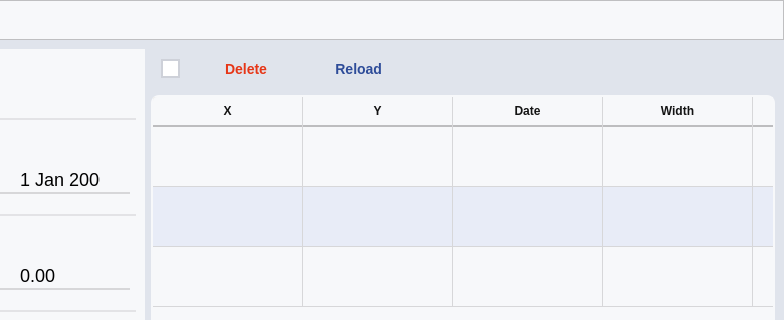
First picture: the form in UIFiles/main_UI.ui, repository DORSA-co/MSC_Conveyor, before the edit; both pictures show x 412 to 1196 and y 0 to 320 of the 1196 by 815 pixel window.
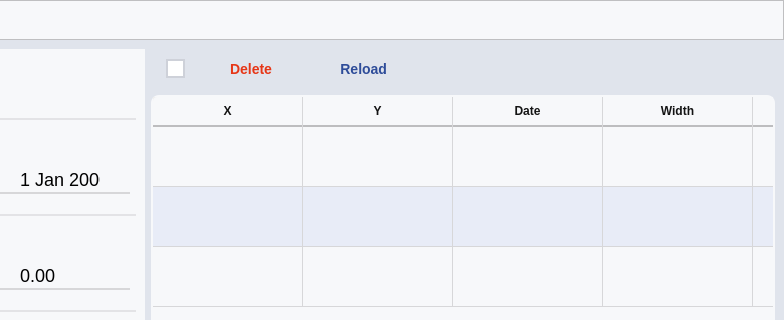
Second picture: the form after the edit. The open tabs and pages were chosen to show the change. Icons and pictures are not drawn. Custom widgets are drawn as their Qt base class.

The edit to the form file:
```diff
--- a/UIFiles/main_UI.ui
+++ b/UIFiles/main_UI.ui
@@ -4504,7 +4504,7 @@
                 </property>
                 <property name="sizeHint" stdset="0">
                  <size>
-                  <width>10</width>
+                  <width>15</width>
                   <height>20</height>
                  </size>
                 </property>
```
Left out of the diff: 72 changed lines with no effect on the pictures.
